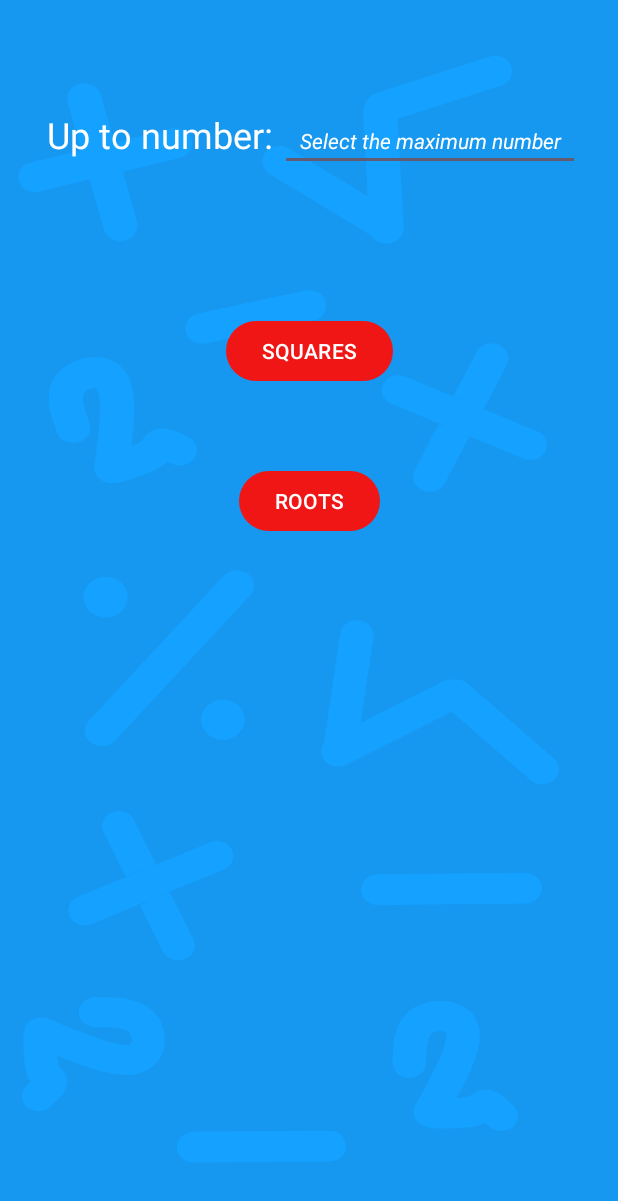
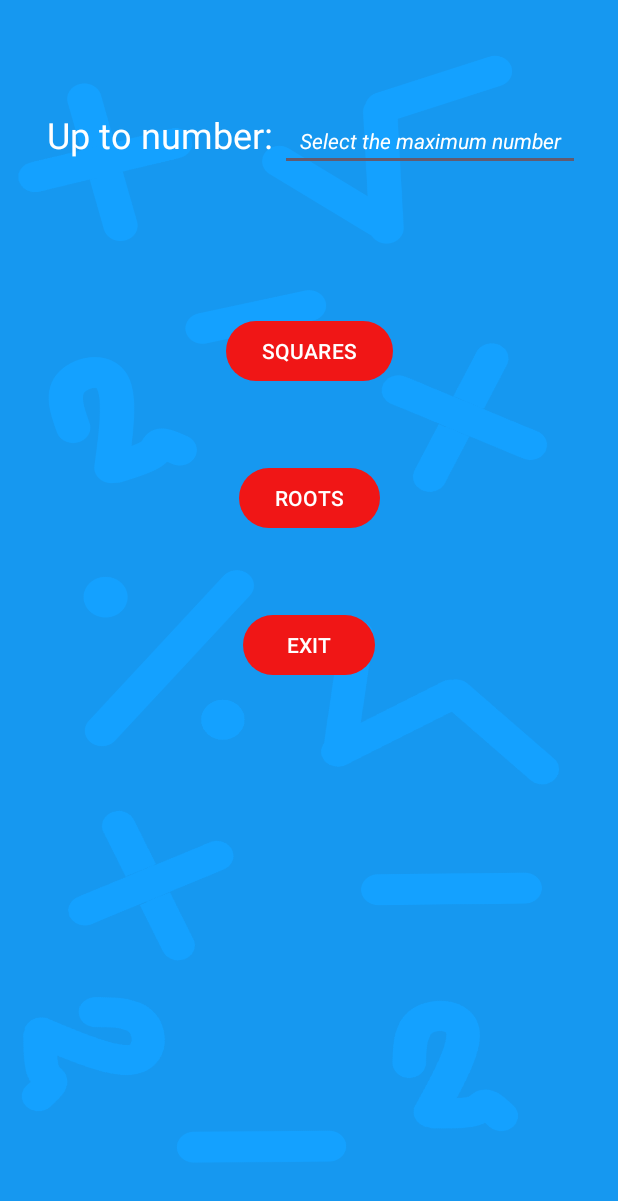
Before and after one commit to JazungaZa/RootsAndSquaresMathematics, an Android app: the screen it shows after launch (MainActivity), on a phone screen of 412 x 824 dp. Shown: the top 1201 px of the screen. Run offline under Robolectric (Android 15) with nearby library versions, the phone set to English and light mode, and no system bars.

Commit message:
Fixing some function bugs and adding exit button in activity_main.xml

```diff
--- a/app/src/main/java/com/habijanic/rootsandsquaresmathematics/MainActivity.kt
+++ b/app/src/main/java/com/habijanic/rootsandsquaresmathematics/MainActivity.kt
@@ -16,6 +16,8 @@ class MainActivity : AppCompatActivity() {
     lateinit var numUpTo : EditText
     lateinit var square : Button
     lateinit var root : Button
+
+    lateinit var exitButton : Button
     var number = 0
 
     override fun onCreate(savedInstanceState: Bundle?) {
@@ -37,6 +39,7 @@ class MainActivity : AppCompatActivity() {
         numUpTo = findViewById(R.id.editTextNumber)
         square = findViewById(R.id.buttonSquares)
         root = findViewById(R.id.buttonRoots)
+        exitButton = findViewById(R.id.buttonExitMain)
 
         square.setOnClickListener {
 
@@ -68,6 +71,15 @@ class MainActivity : AppCompatActivity() {
             }
 
         }
+        exitButton.setOnClickListener {
+
+            //val intent = Intent(Intent.ACTION_MAIN)
+            //intent.addCategory(Intent.CATEGORY_HOME)
+            //intent.flags = Intent.FLAG_ACTIVITY_NEW_TASK
+            //startActivity(intent)
+            this.finishAffinity()
+
+        }
 
     }
 }
--- a/app/src/main/res/layout-land/activity_main.xml
+++ b/app/src/main/res/layout-land/activity_main.xml
@@ -49,7 +49,7 @@
         android:id="@+id/buttonSquares"
         android:layout_width="wrap_content"
         android:layout_height="wrap_content"
-        android:layout_marginTop="75dp"
+        android:layout_marginTop="65dp"
         android:text="@string/squares"
         app:layout_constraintEnd_toEndOf="parent"
         app:layout_constraintStart_toStartOf="parent"
@@ -65,4 +65,14 @@
         app:layout_constraintStart_toStartOf="parent"
         app:layout_constraintTop_toBottomOf="@+id/buttonSquares" />
 
+    <Button
+        android:id="@+id/buttonExitMain"
+        android:layout_width="wrap_content"
+        android:layout_height="wrap_content"
+        android:layout_marginTop="25dp"
+        android:text="@string/exit"
+        app:layout_constraintEnd_toEndOf="parent"
+        app:layout_constraintStart_toStartOf="parent"
+        app:layout_constraintTop_toBottomOf="@+id/buttonRoots" />
+
 </androidx.constraintlayout.widget.ConstraintLayout>
--- a/app/src/main/res/layout/activity_main.xml
+++ b/app/src/main/res/layout/activity_main.xml
@@ -59,9 +59,19 @@
         android:id="@+id/buttonRoots"
         android:layout_width="wrap_content"
         android:layout_height="wrap_content"
-        android:layout_marginTop="52dp"
+        android:layout_marginTop="50dp"
         android:text="@string/roots"
         app:layout_constraintEnd_toEndOf="parent"
         app:layout_constraintStart_toStartOf="parent"
         app:layout_constraintTop_toBottomOf="@+id/buttonSquares" />
+
+    <Button
+        android:id="@+id/buttonExitMain"
+        android:layout_width="wrap_content"
+        android:layout_height="wrap_content"
+        android:layout_marginTop="50dp"
+        android:text="@string/exit"
+        app:layout_constraintEnd_toEndOf="parent"
+        app:layout_constraintStart_toStartOf="parent"
+        app:layout_constraintTop_toBottomOf="@+id/buttonRoots" />
 </androidx.constraintlayout.widget.ConstraintLayout>
```
Also changed, not shown: app/src/main/java/com/habijanic/rootsandsquaresmathematics/GameActivity.kt (+20 -5 lines).
